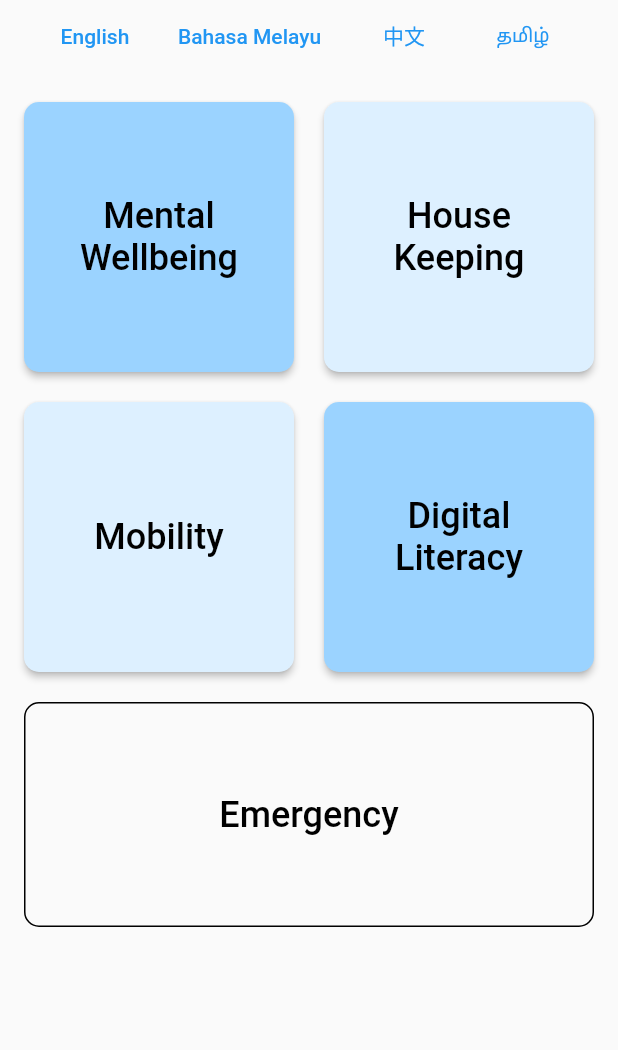
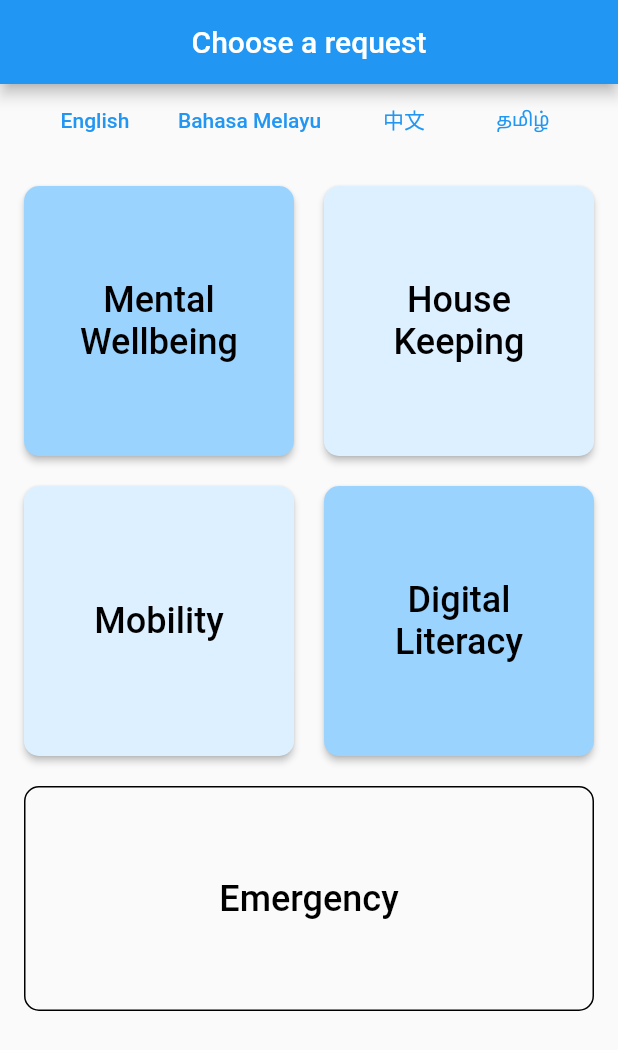
Before and after one commit to tchiong/lifehack2022, a Flutter app: the screen it shows after launch, after a tap on "Beneficiary", on a phone screen of 412 x 824 dp. Shown: the top 1050 px of the screen. Run offline on Flutter 3.47's test engine with Material 2 defaults, Android fonts, the phone set to English and light mode, and no system bars; our stand-ins replace firebase_database; accounts and stored records are empty.

Commit message:
Remove backward navigation

```diff
--- a/kindness_network/lib/authentication_screens/welcome.dart
+++ b/kindness_network/lib/authentication_screens/welcome.dart
@@ -13,7 +13,7 @@ class WelcomeScreen extends StatefulWidget {
 
 class _WelcomeScreenState extends State<WelcomeScreen> {
   void navigateToBeneficiaryScreen() {
-    Navigator.pushNamed(context, BeneficiaryScreen.routeName);
+    Navigator.pushNamedAndRemoveUntil(context, BeneficiaryScreen.routeName, (_) => false);
   }
 
 
--- a/kindness_network/lib/beneficiary_screen/beneficiary_screen.dart
+++ b/kindness_network/lib/beneficiary_screen/beneficiary_screen.dart
@@ -23,6 +23,7 @@ class _BeneficiaryScreenState extends State<BeneficiaryScreen> {
   @override
   Widget build(BuildContext context) {
     return Scaffold(
+      appBar: AppBar(title: const Text("Choose a request"), centerTitle: true,),
       body: SafeArea(
         child: SingleChildScrollView(
           child: Padding(
```
